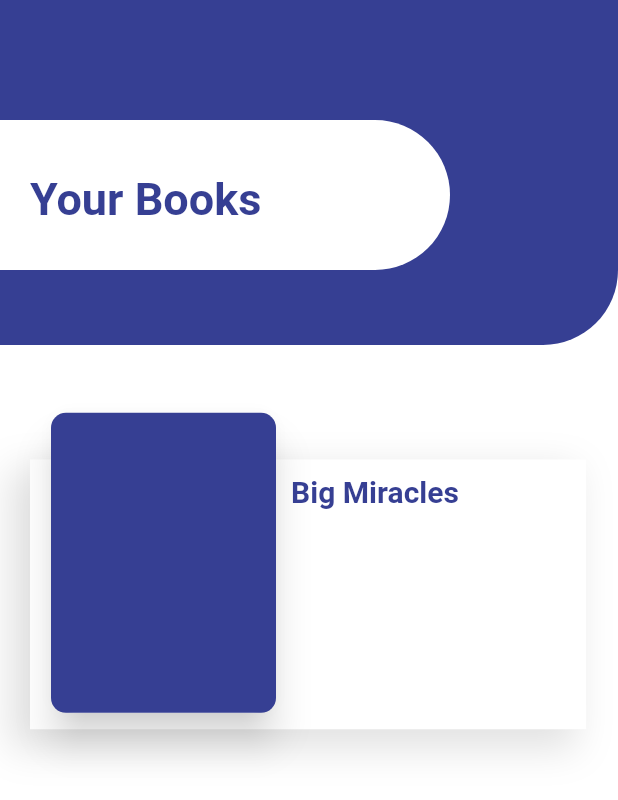
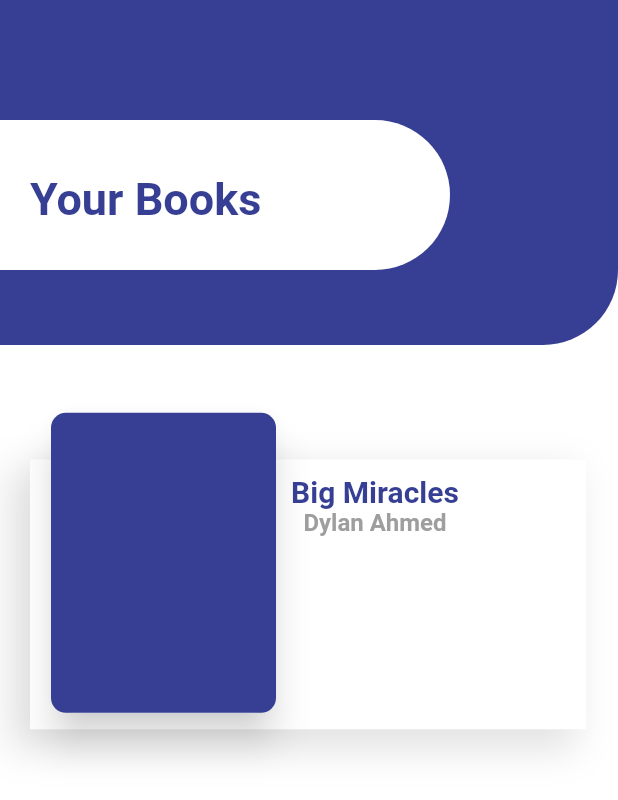
Before and after one commit to lucasoliveirasouza/card-ui, a Flutter app: the screen it shows after launch, on a phone screen of 412 x 824 dp. Shown: the top 800 px of the screen. Run offline on Flutter 3.47's test engine with Material 2 defaults, Android fonts, the phone set to English and light mode, and no system bars.

Commit message:
Criando componentes

```diff
--- a/lib/components/card_image.dart
+++ b/lib/components/card_image.dart
@@ -76,6 +76,14 @@ class _CardImageState extends State<CardImage> {
                       fontWeight: FontWeight.bold,
                     ),
                   ),
+                  Text(
+                    "Dylan Ahmed",
+                    style: TextStyle(
+                      fontSize: 16,
+                      color: Colors.grey,
+                      fontWeight: FontWeight.bold,
+                    ),
+                  ),
                 ],
               ),
             ),
```
